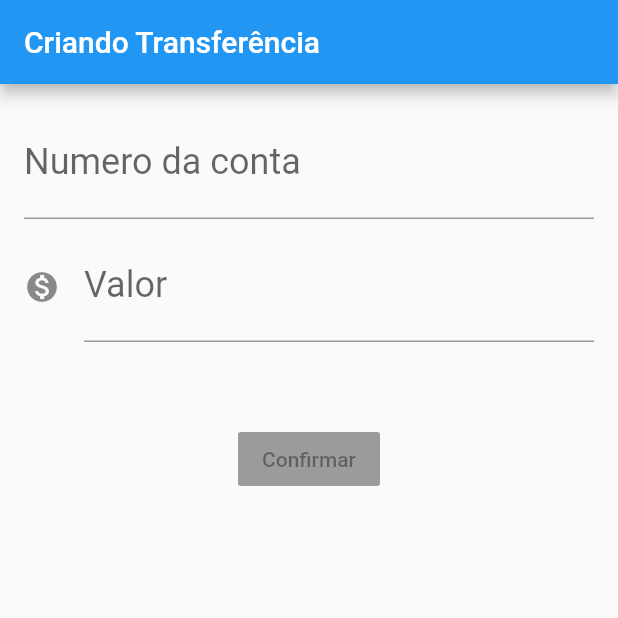
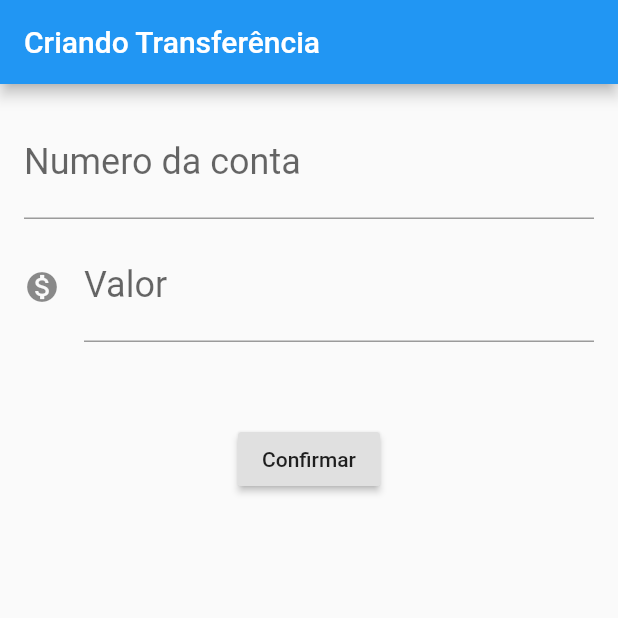
Before and after one commit to guilhermeotsu/firstapp-flutter, a Flutter app: the screen it shows after launch, on a phone screen of 412 x 824 dp, the top half of it. Run offline on Flutter 3.47's test engine with Material 2 defaults, Android fonts, the phone set to English and light mode, and no system bars.

Commit message:
adicionando evento ao botao confirmar

```diff
--- a/lib/main.dart
+++ b/lib/main.dart
@@ -14,7 +14,9 @@ class ByteBankApp extends StatelessWidget {
 }
 
 class FormularioTransferencia extends StatelessWidget {
-  int count;
+  // criando propriedades para armazenar o valor os inputs do formulário
+  final TextEditingController _controllerNumeroConta = TextEditingController();
+  final TextEditingController _controllerValor = TextEditingController();
 
   @override
   Widget build(BuildContext context) {
@@ -27,9 +29,9 @@ class FormularioTransferencia extends StatelessWidget {
           Padding(
             padding: const EdgeInsets.fromLTRB(16.0, 16.0, 16.0, 8.0),
             child: TextField(
-              style: TextStyle(
-                fontSize: 24.0
-              ),
+              controller:
+                  _controllerNumeroConta, // faz com que pegue os valores do campos
+              style: TextStyle(fontSize: 24.0),
               decoration: InputDecoration(
                 labelText: 'Numero da conta',
                 hintText: '0000',
@@ -40,9 +42,8 @@ class FormularioTransferencia extends StatelessWidget {
           Padding(
             padding: const EdgeInsets.fromLTRB(16.0, 0.0, 16.0, 54.0),
             child: TextField(
-              style: TextStyle(
-                fontSize: 24.0
-              ),
+              controller: _controllerValor,
+              style: TextStyle(fontSize: 24.0),
               decoration: InputDecoration(
                 icon: Icon(Icons.monetization_on),
                 labelText: 'Valor',
@@ -52,6 +53,22 @@ class FormularioTransferencia extends StatelessWidget {
             ),
           ),
           RaisedButton(
+            onPressed: () {
+              // fazendo a conversão de valores
+              final int numeroConta = int.tryParse(_controllerNumeroConta.text);
+              final double valor = double.tryParse(_controllerValor.text);
+
+              if (numeroConta != null && valor != null) {
+                final transferenciaCriada = Transferencia(valor, numeroConta);
+
+                debugPrint('$transferenciaCriada');
+                Scaffold.of(context).showSnackBar(
+                  SnackBar(
+                    content: Text('$transferenciaCriada'),
+                  ),
+                );
+              }
+            },
             child: Text('Confirmar'),
           ),
         ],
@@ -105,4 +122,9 @@ class Transferencia {
   final int numeroConta;
 
   Transferencia(this.valor, this.numeroConta);
+
+  @override
+  String toString() {
+    return 'Transferencia { valor: $valor, numeroConta: $numeroConta }';
+  }
 }
```
